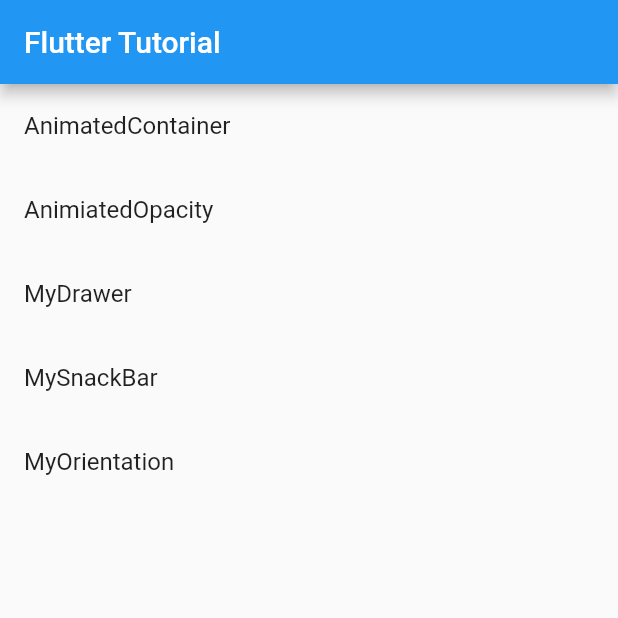
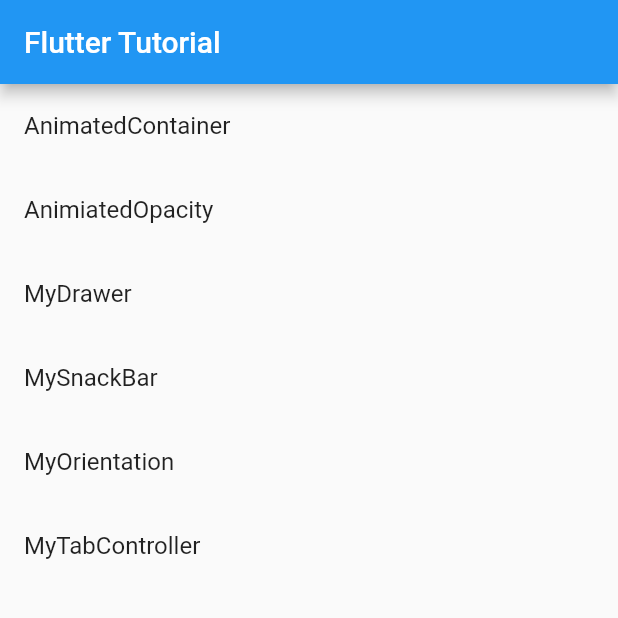
Before and after one commit to juhyeon1114/flutter-mid, a Flutter app: the screen it shows after launch, on a phone screen of 412 x 824 dp, the top half of it. Run offline on Flutter 3.47's test engine with Material 2 defaults, Android fonts, the phone set to English and light mode, and no system bars.

Commit message:
tab controller 까지 들음

```diff
--- a/lib/main.dart
+++ b/lib/main.dart
@@ -4,6 +4,7 @@ import 'package:flutter_mid/src/MyAnimatedOpacity.dart';
 import 'package:flutter_mid/src/MyDrawer.dart';
 import 'package:flutter_mid/src/MySnackBar.dart';
 import 'package:flutter_mid/src/MyOrientation.dart';
+import 'package:flutter_mid/src/MyTabController.dart';
 
 void main() {
   runApp(MyApp());
@@ -15,7 +16,10 @@ class MyApp extends StatelessWidget {
     return MaterialApp(
       title: 'Flutter Demo',
       theme: ThemeData(
-        primarySwatch: Colors.blue,
+        // primarySwatch: Colors.grey,
+        brightness: Brightness.light,
+        primaryColor: Colors.blue,
+        accentColor: Colors.red,
         visualDensity: VisualDensity.adaptivePlatformDensity,
       ),
       home: Scaffold(
@@ -65,6 +69,12 @@ class _HomeState extends State<Home> {
             Navigator.push(context, MaterialPageRoute(builder: (context) => MyOrientation()));
           },
         ),
+        ListTile(
+          title: Text('MyTabController'),
+          onTap: () {
+            Navigator.push(context, MaterialPageRoute(builder: (context) => MyTabController()));
+          },
+        ),
       ],
     );
   }
```
Also changed, not shown: lib/src/MyTabController.dart (added, +32 -0 lines).
